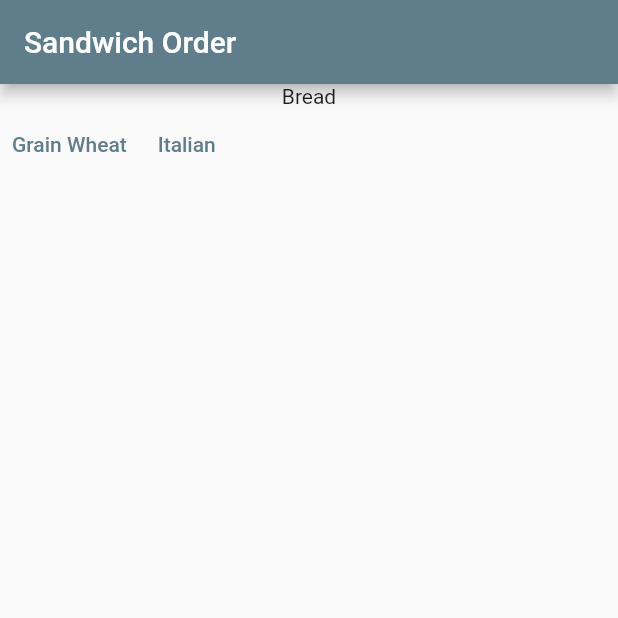
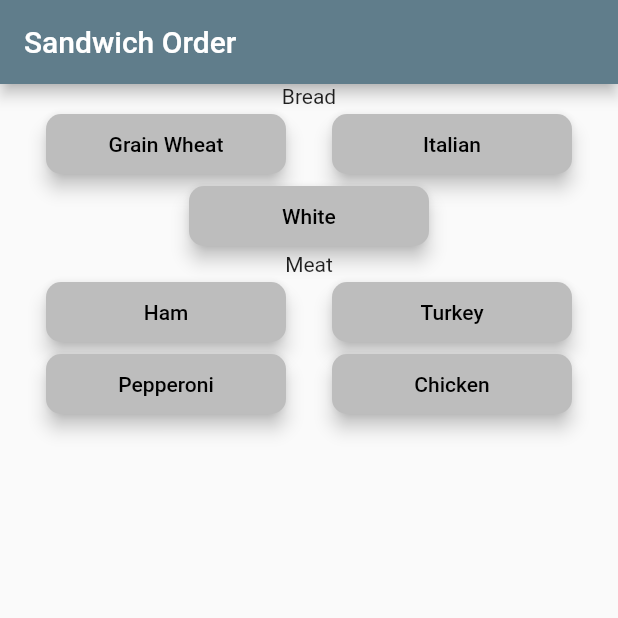
Before and after one commit to JCCCCX/FoodFix, a Flutter app: the screen it shows after launch, on a phone screen of 412 x 824 dp, the top half of it. Run offline on Flutter 3.47's test engine with Material 2 defaults, Android fonts, the light colour scheme and no system bars; our stand-ins replace logger.

Commit message:
Student Main Added Button Styles

```diff
--- a/lib/student/student_main.dart
+++ b/lib/student/student_main.dart
@@ -9,7 +9,22 @@ class StudentMainPage extends StatefulWidget {
 
 class _StudentMainPageState extends State<StudentMainPage> {
   Widget buildButton(String name) {
-    return TextButton(onPressed: () {}, child: Text(name));
+    return ElevatedButton(
+      onPressed: () {},
+      child: Text(name),
+      style: ButtonStyle(
+        backgroundColor: MaterialStateProperty.all(Colors.grey[400]),
+        foregroundColor: MaterialStateProperty.all(Colors.black),
+        overlayColor: MaterialStateProperty.all(Colors.deepOrange[400]),
+        elevation: MaterialStateProperty.all(5),
+        fixedSize: MaterialStateProperty.all(const Size(160, 40)),
+        shape: MaterialStateProperty.all(
+          RoundedRectangleBorder(
+            borderRadius: BorderRadius.circular(10),
+          ),
+        ),
+      ),
+    );
   }
 
   Widget buildRow(String title, List<String> options) {
@@ -22,9 +37,20 @@ class _StudentMainPageState extends State<StudentMainPage> {
       rNum++;
     }
     for (int i = 0; i < options.length; i += 2) {
-      Row r =
-          Row(children: [buildButton(options[i]), buildButton(options[i + 1])]);
-      optionColumns.add(r);
+      if (options.length - i > 1) {
+        Row r = Row(
+          children: [buildButton(options[i]), buildButton(options[i + 1])],
+          mainAxisAlignment: MainAxisAlignment.spaceEvenly,
+        );
+        optionColumns.add(r);
+      } else {
+        Row r = Row(
+          children: [buildButton(options[i])],
+          mainAxisAlignment: MainAxisAlignment.spaceEvenly,
+        );
+
+        optionColumns.add(r);
+      }
     }
     Widget optionColumnWidget = Column(
       children: [
@@ -39,7 +65,10 @@ class _StudentMainPageState extends State<StudentMainPage> {
 
   @override
   Widget build(BuildContext context) {
-    Widget bodyWidget = buildRow('Bread', ['Grain Wheat', 'Italian']);
+    Widget bodyWidget = Column(children: [
+      buildRow('Bread', ['Grain Wheat', 'Italian', 'White']),
+      buildRow('Meat', ['Ham', 'Turkey', 'Pepperoni', "Chicken"])
+    ]);
 
     return Scaffold(
       appBar: AppBar(
```
